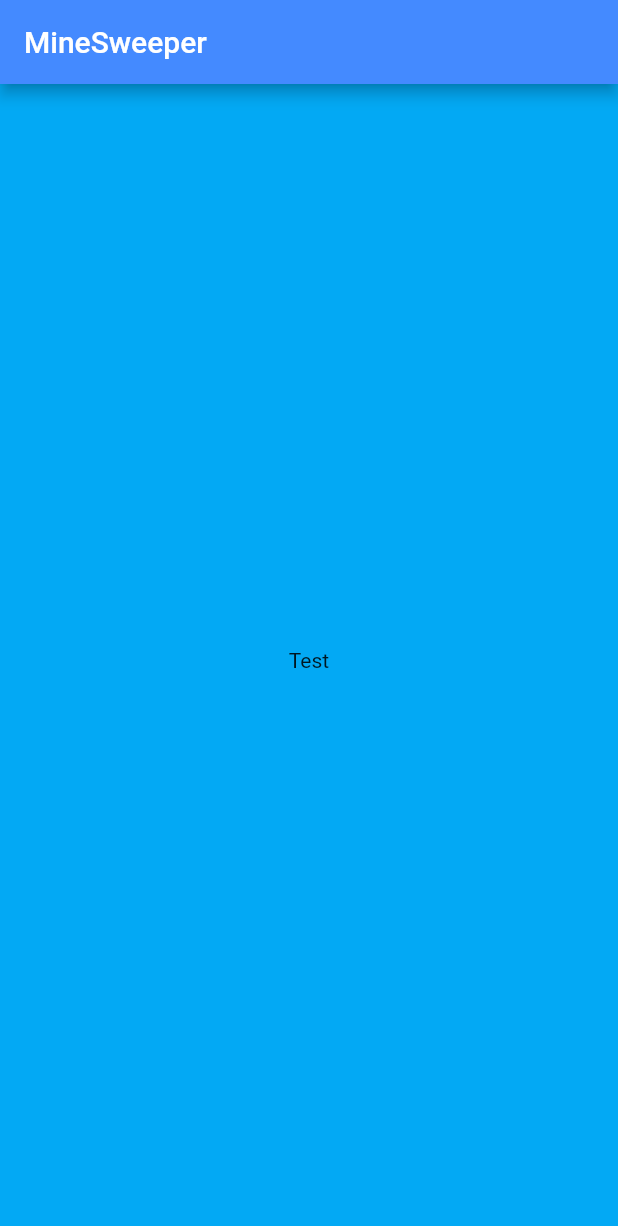
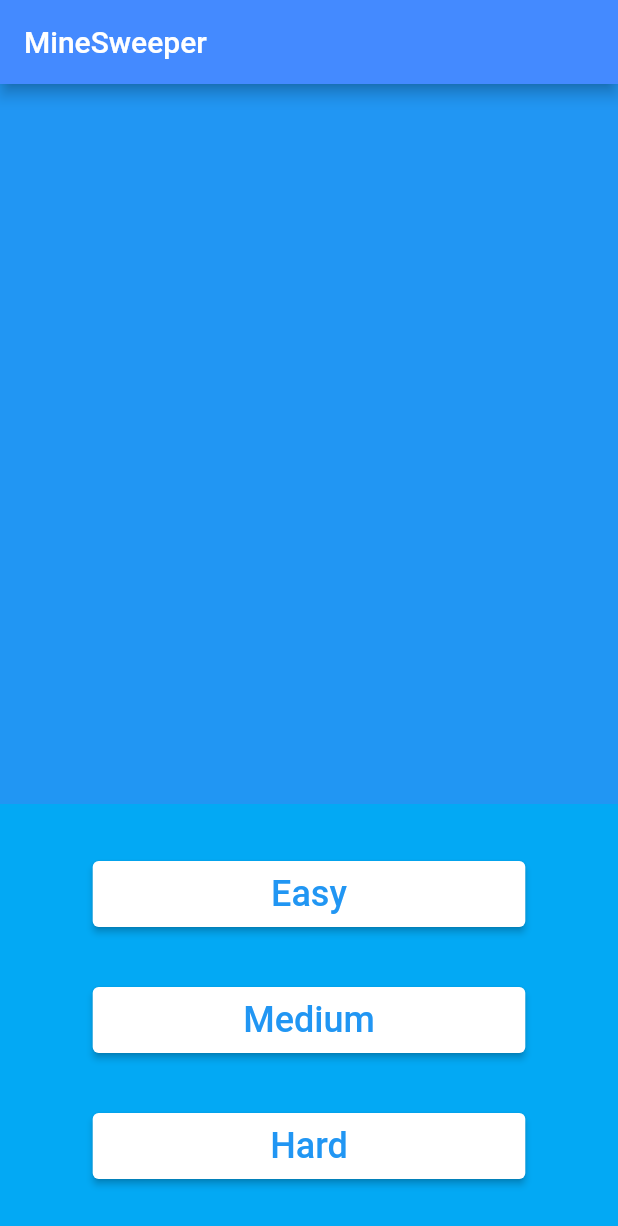
Before and after one commit to aquashdw/flutter-minesweeper, a Flutter app: the screen it shows after launch, on a phone screen of 412 x 824 dp. Shown: the top 1226 px of the screen. Run offline on Flutter 3.47's test engine with Material 2 defaults, Android fonts, the phone set to English and light mode, and no system bars; our stand-ins replace flutter_bloc.

```diff
--- a/lib/screens/main_view.dart
+++ b/lib/screens/main_view.dart
@@ -31,7 +31,7 @@ class MainView extends StatelessWidget {
                   child: Padding(
                     padding: EdgeInsets.symmetric(
                       horizontal: width * 0.025,
-                      vertical: height * 0.3,
+                      // vertical: height * 0.3,
                     ),
                     child: Column(
                       mainAxisAlignment: MainAxisAlignment.spaceEvenly,
@@ -63,10 +63,50 @@ class MainView extends StatelessWidget {
             );
           }
           // stack UI vertically
-          else {}
-          return const Center(
-            child: Text("Test"),
-          );
+          else {
+            return Column(
+              children: [
+                Flexible(
+                  flex: 5,
+                  child: Container(
+                    decoration: const BoxDecoration(color: Colors.blue),
+                  ),
+                ),
+                Flexible(
+                  flex: 3,
+                  child: Padding(
+                    padding: EdgeInsets.symmetric(
+                      horizontal: width * 0.15,
+                    ),
+                    child: Column(
+                      mainAxisAlignment: MainAxisAlignment.spaceEvenly,
+                      crossAxisAlignment: CrossAxisAlignment.stretch,
+                      children: const [
+                        _NewGameButton(
+                          difficulty: "Easy",
+                          sizeX: 8,
+                          sizeY: 16,
+                          mineCount: 10,
+                        ),
+                        _NewGameButton(
+                          difficulty: "Medium",
+                          sizeX: 10,
+                          sizeY: 18,
+                          mineCount: 35,
+                        ),
+                        _NewGameButton(
+                          difficulty: "Hard",
+                          sizeX: 14,
+                          sizeY: 26,
+                          mineCount: 75,
+                        ),
+                      ],
+                    ),
+                  ),
+                )
+              ],
+            );
+          }
         }),
       ),
     );
```
